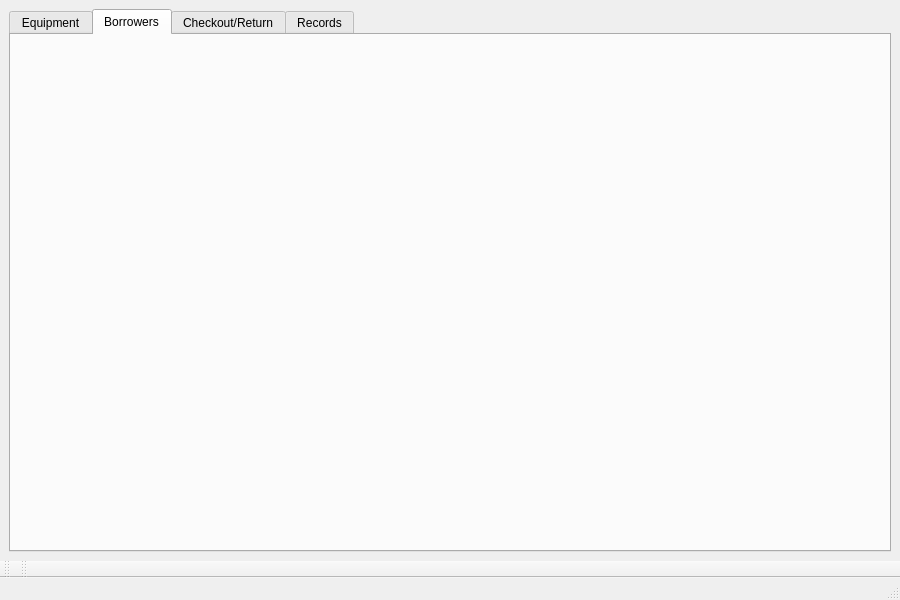
Old version of the form mainwindow.ui in the repository compsctesting-lgtm/TechTrack.
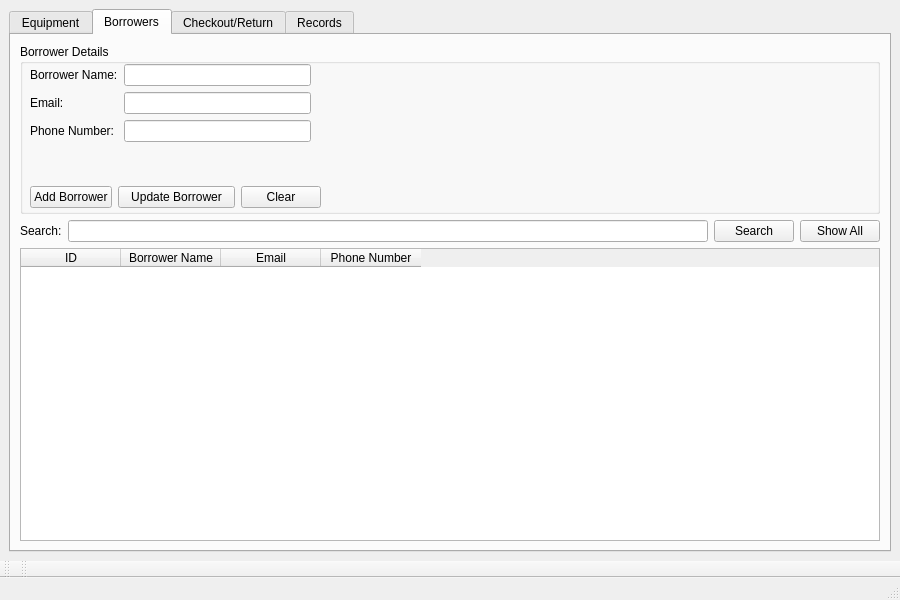
New version of the form. The open tabs and pages were chosen to show the change.

Commit message: Design borrower management interface

```diff
--- a/mainwindow.ui
+++ b/mainwindow.ui
@@ -23,6 +23,12 @@
    <layout class="QVBoxLayout" name="verticalLayout">
     <item>
      <widget class="QTabWidget" name="tabWidget">
+      <property name="maximumSize">
+       <size>
+        <width>882</width>
+        <height>16777215</height>
+       </size>
+      </property>
       <property name="currentIndex">
        <number>0</number>
       </property>
@@ -243,6 +249,178 @@
        <attribute name="title">
         <string>Borrowers</string>
        </attribute>
+       <layout class="QVBoxLayout" name="verticalLayout_3">
+        <item>
+         <widget class="QGroupBox" name="borrowerGroupBox">
+          <property name="sizePolicy">
+           <sizepolicy hsizetype="Preferred" vsizetype="Fixed">
+            <horstretch>0</horstretch>
+            <verstretch>0</verstretch>
+           </sizepolicy>
+          </property>
+          <property name="minimumSize">
+           <size>
+            <width>200</width>
+            <height>170</height>
+           </size>
+          </property>
+          <property name="title">
+           <string>Borrower Details</string>
+          </property>
+          <widget class="QWidget" name="">
+           <property name="geometry">
+            <rect>
+             <x>10</x>
+             <y>20</y>
+             <width>281</width>
+             <height>122</height>
+            </rect>
+           </property>
+           <layout class="QFormLayout" name="formLayout_3">
+            <item row="0" column="0">
+             <widget class="QLabel" name="label_5">
+              <property name="text">
+               <string>Borrower Name:</string>
+              </property>
+             </widget>
+            </item>
+            <item row="0" column="1">
+             <widget class="QLineEdit" name="borrowerNameLineEdit"/>
+            </item>
+            <item row="3" column="0">
+             <widget class="QLabel" name="label_6">
+              <property name="text">
+               <string>Email:</string>
+              </property>
+             </widget>
+            </item>
+            <item row="3" column="1">
+             <widget class="QLineEdit" name="borrowerEmailLineEdit"/>
+            </item>
+            <item row="6" column="0">
+             <widget class="QLabel" name="label_7">
+              <property name="text">
+               <string>Phone Number:</string>
+              </property>
+             </widget>
+            </item>
+            <item row="6" column="1">
+             <widget class="QLineEdit" name="borrowerPhoneLineEdit"/>
+            </item>
+           </layout>
+          </widget>
+          <widget class="QWidget" name="">
+           <property name="geometry">
+            <rect>
+             <x>10</x>
+             <y>140</y>
+             <width>291</width>
+             <height>26</height>
+            </rect>
+           </property>
+           <layout class="QHBoxLayout" name="horizontalLayout_3">
+            <item>
+             <widget class="QPushButton" name="addBorrowerButton">
+              <property name="text">
+               <string>Add Borrower</string>
+              </property>
+             </widget>
+            </item>
+            <item>
+             <widget class="QPushButton" name="updateBorrowerButton">
+              <property name="sizePolicy">
+               <sizepolicy hsizetype="Minimum" vsizetype="Fixed">
+                <horstretch>15</horstretch>
+                <verstretch>0</verstretch>
+               </sizepolicy>
+              </property>
+              <property name="text">
+               <string>Update Borrower</string>
+              </property>
+             </widget>
+            </item>
+            <item>
+             <widget class="QPushButton" name="clearBorrowerButton">
+              <property name="text">
+               <string>Clear</string>
+              </property>
+             </widget>
+            </item>
+           </layout>
+          </widget>
+         </widget>
+        </item>
+        <item>
+         <layout class="QHBoxLayout" name="horizontalLayout_4">
+          <property name="spacing">
+           <number>6</number>
+          </property>
+          <item>
+           <widget class="QLabel" name="label_8">
+            <property name="text">
+             <string>Search:</string>
+            </property>
+           </widget>
+          </item>
+          <item>
+           <widget class="QLineEdit" name="borrowerSearchLineEdit"/>
+          </item>
+          <item>
+           <widget class="QPushButton" name="searchBorrowerButton">
+            <property name="text">
+             <string>Search</string>
+            </property>
+           </widget>
+          </item>
+          <item>
+           <widget class="QPushButton" name="showAllBorrowersButton">
+            <property name="text">
+             <string>Show All</string>
+            </property>
+           </widget>
+          </item>
+         </layout>
+        </item>
+        <item>
+         <widget class="QTableWidget" name="borrowerTableWidget">
+          <property name="maximumSize">
+           <size>
+            <width>16777215</width>
+            <height>300</height>
+           </size>
+          </property>
+          <property name="editTriggers">
+           <set>QAbstractItemView::EditTrigger::NoEditTriggers</set>
+          </property>
+          <property name="selectionMode">
+           <enum>QAbstractItemView::SelectionMode::SingleSelection</enum>
+          </property>
+          <property name="selectionBehavior">
+           <enum>QAbstractItemView::SelectionBehavior::SelectRows</enum>
+          </property>
+          <column>
+           <property name="text">
+            <string>ID</string>
+           </property>
+          </column>
+          <column>
+           <property name="text">
+            <string>Borrower Name</string>
+           </property>
+          </column>
+          <column>
+           <property name="text">
+            <string>Email</string>
+           </property>
+          </column>
+          <column>
+           <property name="text">
+            <string>Phone Number</string>
+           </property>
+          </column>
+         </widget>
+        </item>
+       </layout>
       </widget>
       <widget class="QWidget" name="tab_3">
        <attribute name="title">
```
Left out of the diff: 18 changed lines with no effect on the pictures. Lines whose indentation alone changed are shown as unchanged.
